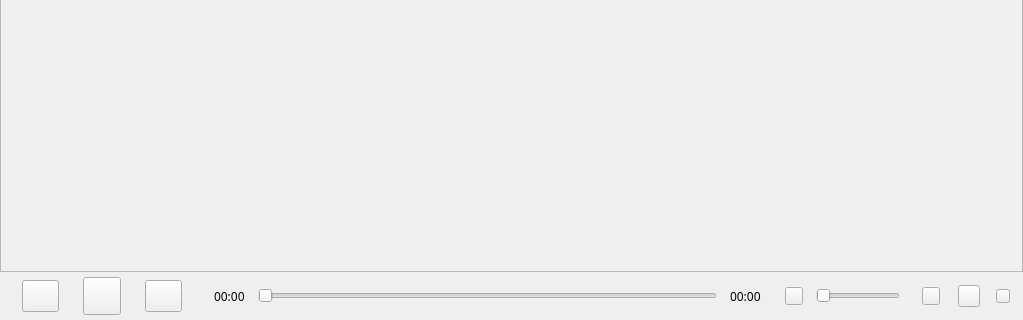
Above: main_widget.ui from renchangjiu/music-player before the change; both pictures show x 0 to 1023 and y 350 to 670 of the 1023 by 670 pixel window. Below: the same form after it.
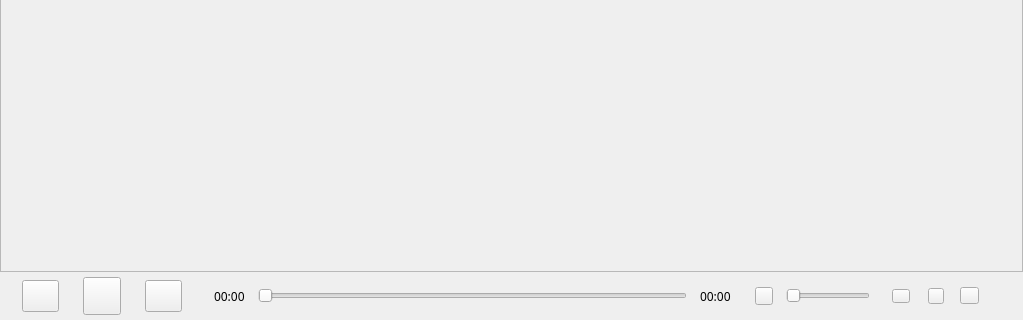
That is the form after the change. The open tabs and pages were chosen to show the change. Custom widgets are drawn as their Qt base class.

```diff
--- a/main_widget.ui
+++ b/main_widget.ui
@@ -1133,7 +1133,7 @@
        <number>0</number>
       </property>
       <property name="rightMargin">
-       <number>6</number>
+       <number>14</number>
       </property>
       <property name="bottomMargin">
        <number>0</number>
@@ -1396,13 +1396,13 @@
         <property name="minimumSize">
          <size>
           <width>18</width>
-          <height>18</height>
+          <height>14</height>
          </size>
         </property>
         <property name="maximumSize">
          <size>
           <width>18</width>
-          <height>18</height>
+          <height>14</height>
          </size>
         </property>
         <property name="text">
@@ -1436,14 +1436,14 @@
         </property>
         <property name="minimumSize">
          <size>
-          <width>22</width>
-          <height>22</height>
+          <width>16</width>
+          <height>16</height>
          </size>
         </property>
         <property name="maximumSize">
          <size>
-          <width>22</width>
-          <height>22</height>
+          <width>16</width>
+          <height>16</height>
          </size>
         </property>
         <property name="text">
@@ -1477,14 +1477,14 @@
         </property>
         <property name="minimumSize">
          <size>
-          <width>14</width>
-          <height>14</height>
+          <width>19</width>
+          <height>17</height>
          </size>
         </property>
         <property name="maximumSize">
          <size>
-          <width>14</width>
-          <height>14</height>
+          <width>19</width>
+          <height>17</height>
          </size>
         </property>
         <property name="text">
@@ -1495,15 +1495,21 @@
       <item>
        <widget class="QLabel" name="label_play_count">
         <property name="sizePolicy">
-         <sizepolicy hsizetype="Preferred" vsizetype="Maximum">
+         <sizepolicy hsizetype="Fixed" vsizetype="Fixed">
           <horstretch>0</horstretch>
           <verstretch>0</verstretch>
          </sizepolicy>
         </property>
+        <property name="minimumSize">
+         <size>
+          <width>30</width>
+          <height>16</height>
+         </size>
+        </property>
         <property name="maximumSize">
          <size>
-          <width>16777215</width>
-          <height>14</height>
+          <width>30</width>
+          <height>16</height>
          </size>
         </property>
         <property name="text">
@@ -1516,6 +1522,13 @@
    </item>
   </layout>
  </widget>
+ <customwidgets>
+  <customwidget>
+   <class>TableWidget</class>
+   <extends>QTableWidget</extends>
+   <header>tablewidget.h</header>
+  </customwidget>
+ </customwidgets>
  <resources/>
  <connections/>
 </ui>
```
Left out of the diff: 8 changed lines with no effect on the pictures.
